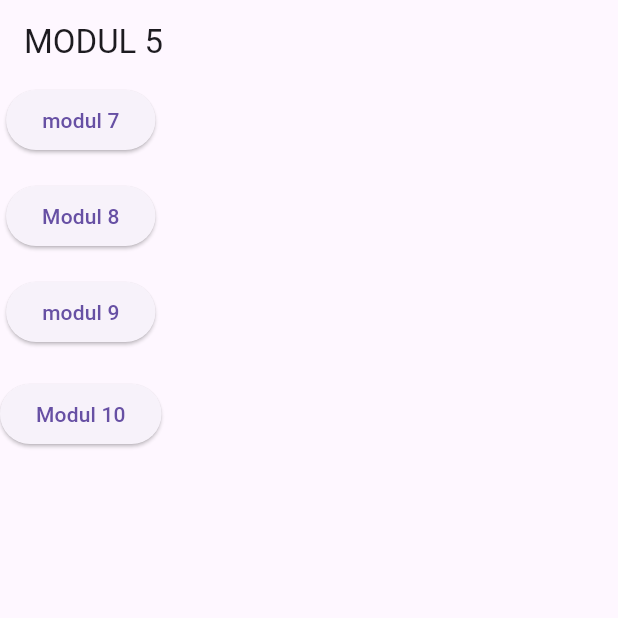
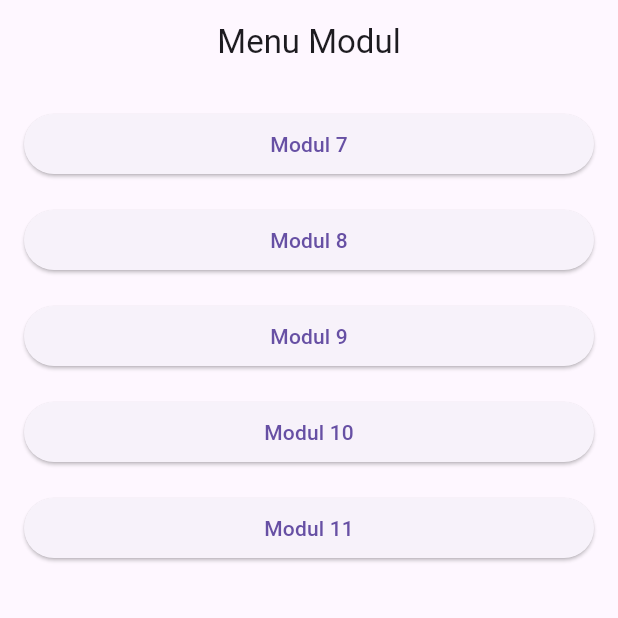
Before and after one commit to hdyhwd/mobile, a Flutter app: the screen it shows after launch, on a phone screen of 412 x 824 dp, the top half of it. Run offline on Flutter 3.47's test engine with Material 3 defaults, Android fonts, the phone set to English and light mode, and no system bars; our stand-ins replace get, simple_circular_progress_bar.

Commit message:
Menambahkan modul 11

```diff
--- a/lib/main.dart
+++ b/lib/main.dart
@@ -1,73 +1,84 @@
 import 'package:flutter/material.dart';
+import 'package:mobile/modul10/callall.dart';
+import 'package:mobile/modul11/modul11.dart';
 import 'package:mobile/modul7/modul7.dart';
 import 'package:mobile/modul8/modul8.dart';
-import 'package:mobile/modul9/modul9.dart';
-import 'package:mobile/modul10/callall.dart';
+import 'package:mobile/modul9/perobaan1.dart'; // misalnya ini file Modul8Page kamu
 
 void main() {
-  runApp(MyApp());
+  runApp(const MyApp());
 }
 
 class MyApp extends StatelessWidget {
+  const MyApp({super.key});
+
   @override
   Widget build(BuildContext context) {
     return MaterialApp(
       title: 'Tugas Flutter',
-      home: MyHomePage(), // Pisahkan HomePage supaya context benar
+      debugShowCheckedModeBanner: false,
+      home: const HomePage(), // halaman utama
+      routes: {
+        '/modul7': (context) => const Modul7Page(),
+        '/modul8': (context) => const Modul8page(),
+        '/modul9': (context) => const CounterPage(),
+        '/modul10': (context) => const Modul10prac(),
+        '/modul11': (context) => const modul11page(),
+      },
     );
   }
 }
 
-class MyHomePage extends StatelessWidget {
+class HomePage extends StatelessWidget {
+  const HomePage({super.key});
+
   @override
   Widget build(BuildContext context) {
     return Scaffold(
-      appBar: AppBar(title: Text('MODUL 5')),
-      body: Column(
+      appBar: AppBar(
+        title: const Text('Menu Modul'),
+        centerTitle: true,
+      ),
+      body: Padding(
+        padding: const EdgeInsets.all(16.0),
+        child: ListView(
           children: [
             ElevatedButton(
               onPressed: () {
-              Navigator.push(
-                context,
-                MaterialPageRoute(builder: (context) => Modul7Page()),
-              );
+                Navigator.pushNamed(context, '/modul7');
               },
-            child: Text('modul 7'),
+              child: const Text('Modul 7'),
             ),
-
-          SizedBox(height: 16),
+            const SizedBox(height: 16),
             ElevatedButton(
               onPressed: () {
-              Navigator.push(
-                context,
-                MaterialPageRoute(builder: (context) => (Modul8page())),
-              );
+                Navigator.pushNamed(context, '/modul8');
               },
-            child: Text('Modul 8'),
+              child: const Text('Modul 8'),
             ),
-
-          SizedBox(height: 16),
+            const SizedBox(height: 16),
             ElevatedButton(
               onPressed: () {
-              Navigator.push(
-                context,
-                MaterialPageRoute(builder: (context) => Modul9Page()),
-              );
+                Navigator.pushNamed(context, '/modul9');
               },
-            child: Text('modul 9'),
+              child: const Text('Modul 9'),
             ),
-
-          const SizedBox(height: 20),
+            const SizedBox(height: 16),
             ElevatedButton(
               onPressed: () {
-              Navigator.push(
-                context,
-                MaterialPageRoute(builder: (context) => Modul10prac()),
-              );
+                Navigator.pushNamed(context, '/modul10');
               },
               child: const Text('Modul 10'),
             ),
+            const SizedBox(height: 16),
+            ElevatedButton(
+              onPressed: () {
+                Navigator.pushNamed(context, '/modul11');
+              },
+              child: const Text('Modul 11'),
+            ),
           ],
+        ),
       ),
     );
   }
--- /dev/null
+++ b/lib/modul11/modul11.dart
@@ -0,0 +1,21 @@
+import 'package:flutter/material.dart';
+import 'package:get/get.dart';
+import 'view/home.dart';
+
+
+class modul11page extends StatelessWidget {
+  const modul11page({super.key});
+
+  @override
+  Widget build(BuildContext context) {
+    return GetMaterialApp(
+      debugShowCheckedModeBanner: false,
+      title: 'Tasbih Digital GetX',
+      theme: ThemeData(
+        colorScheme: ColorScheme.fromSeed(seedColor: Colors.green),
+        useMaterial3: true,
+      ),
+      home: Home(),
+    );
+  }
+}
--- a/lib/modul8/tugas/home.dart
+++ b/lib/modul8/tugas/home.dart
@@ -2,7 +2,7 @@ import 'package:flutter/material.dart';
 import 'dart:convert';
 import 'package:http/http.dart' as http;
 import 'package:mobile/modul8/tugas/screen-arguments.dart';
-import 'package:mobile/modul8/tugas/screen-arguments.dart';
+
 import 'tujuan.dart';
 
 class Home extends StatefulWidget {
--- a/pubspec.yaml
+++ b/pubspec.yaml
@@ -38,6 +38,11 @@ dependencies:
   simple_circular_progress_bar: ^1.0.2
   json_annotation: 4.8.1
   readmore: ^3.0.0
+  get: ^4.7.2
+  url_launcher: ^6.1.10
+  google_fonts: ^6.2.1
+  provider: ^6.0.5
+
 
 dev_dependencies:
   flutter_test:
```
Also changed, not shown: lib/modul10/model/detailgame.dart (deleted, +0 -78 lines), lib/modul11/view/home.dart (added, +75 -0 lines), lib/modul11/viewmodel/tasbih_controller.dart (added, +20 -0 lines), pubspec.lock, 5 other files. Lines whose indentation alone changed are shown as unchanged.
